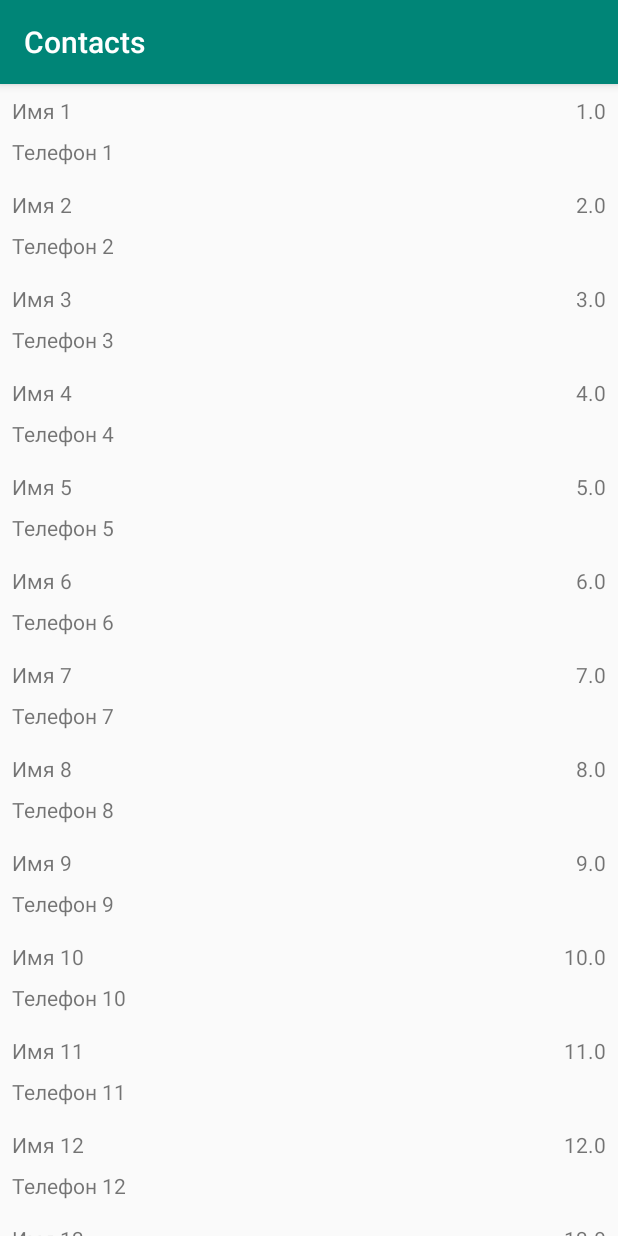
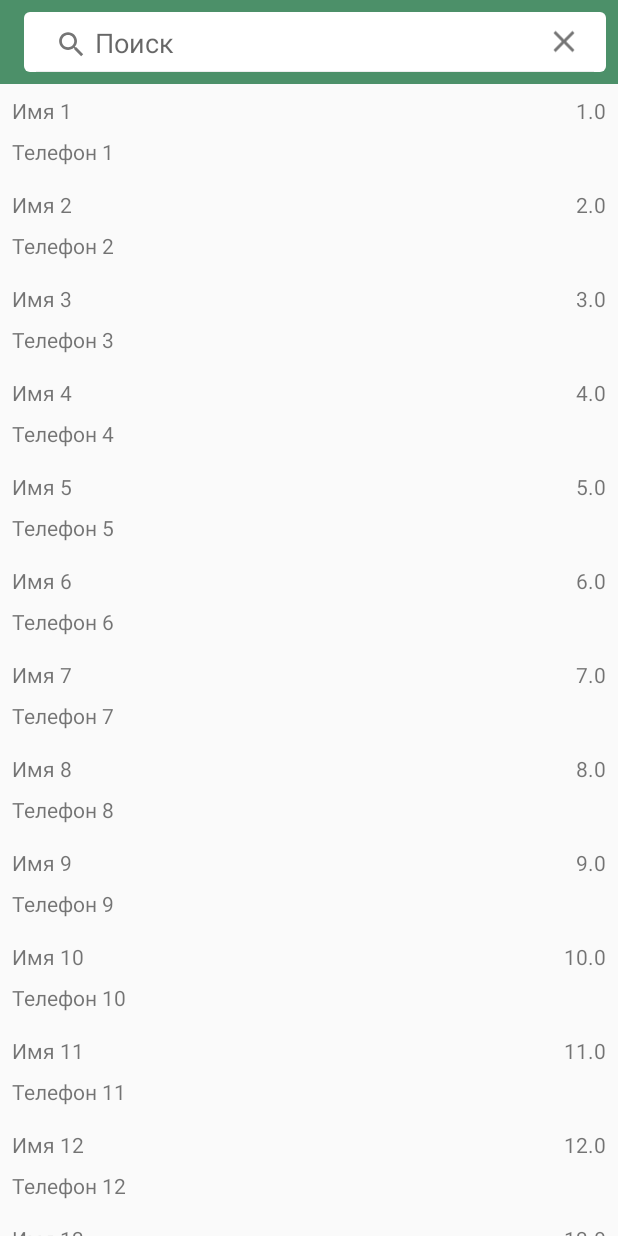
Before and after one commit to WildyDS/Contacts, an Android app: the screen it shows after launch (MainActivity), after a tap on an icon or button, on a phone screen of 412 x 824 dp. Run offline under Robolectric (Android 15) with nearby library versions, the phone set to English and light mode, and no system bars; our stand-ins replace Room's generated code, data binding; 1 other tap on this screen came first.

Commit message:
feat: строка поиска

```diff
--- a/app/src/main/AndroidManifest.xml
+++ b/app/src/main/AndroidManifest.xml
@@ -9,7 +9,9 @@
             android:roundIcon="@mipmap/ic_launcher_round"
             android:supportsRtl="true"
             android:theme="@style/AppTheme">
-        <activity android:name=".MainActivity">
+        <activity
+                android:name=".MainActivity"
+                android:theme="@style/AppTheme.NoActionBar">
             <intent-filter>
                 <action android:name="android.intent.action.MAIN"/>
 
--- a/app/src/main/java/alexander/logunov/contacts/MainActivity.kt
+++ b/app/src/main/java/alexander/logunov/contacts/MainActivity.kt
@@ -5,6 +5,7 @@ import alexander.logunov.contacts.databinding.ActivityMainBinding
 import alexander.logunov.contacts.view.ContactsFragment
 import android.os.Bundle
 import android.util.Log
+import android.view.Menu
 import androidx.appcompat.app.AppCompatActivity
 import androidx.databinding.DataBindingUtil
 
@@ -29,5 +30,4 @@ class MainActivity : AppCompatActivity(), ContactsFragment.OnListFragmentInterac
     override fun onListFragmentInteraction(contact: Contact?) {
         Log.d(TAG, contact?.toString())
     }
-
 }
--- a/app/src/main/java/alexander/logunov/contacts/view/ContactsFragment.kt
+++ b/app/src/main/java/alexander/logunov/contacts/view/ContactsFragment.kt
@@ -4,12 +4,14 @@ import alexander.logunov.contacts.adapter.ContactsRecyclerAdapter
 import alexander.logunov.contacts.data.model.Contact
 import alexander.logunov.contacts.databinding.FragmentContactsListBinding
 import alexander.logunov.contacts.view_model.ContactListModel
-import androidx.lifecycle.ViewModelProviders
 import android.content.Context
 import android.os.Bundle
+import android.util.Log
 import android.view.LayoutInflater
 import android.view.View
 import android.view.ViewGroup
+import androidx.appcompat.widget.SearchView
+import androidx.lifecycle.ViewModelProviders
 import androidx.recyclerview.widget.LinearLayoutManager
 import androidx.swiperefreshlayout.widget.SwipeRefreshLayout
 import java.util.*
@@ -22,6 +24,8 @@ import kotlin.concurrent.schedule
  * [ContactsFragment.OnListFragmentInteractionListener] interface.
  */
 class ContactsFragment : androidx.fragment.app.Fragment() {
+    private val TAG: String = "ContactsFragment"
+
     private lateinit var viewModel: ContactListModel
 
     private lateinit var contactsAdapter: ContactsRecyclerAdapter
@@ -38,6 +42,23 @@ class ContactsFragment : androidx.fragment.app.Fragment() {
     }
 
     private var listener: OnListFragmentInteractionListener? = null
+
+    private val queryChangeListener: SearchView.OnQueryTextListener = object : SearchView.OnQueryTextListener {
+        override fun onQueryTextSubmit(query: String?): Boolean {
+            if (query != null) {
+                viewModel.filterByNameOrPhone(query)
+                return true
+            }
+            return false
+        }
+        override fun onQueryTextChange(newText: String?): Boolean {
+            if (newText != null) {
+                viewModel.filterByNameOrPhone(newText)
+                return true
+            }
+            return false
+        }
+    }
 
     override fun onCreate(savedInstanceState: Bundle?) {
         super.onCreate(savedInstanceState)
@@ -66,6 +87,9 @@ class ContactsFragment : androidx.fragment.app.Fragment() {
             layoutManager = LinearLayoutManager(context)
             adapter = contactsAdapter
         }
+        with(binding!!.search) {
+            setOnQueryTextListener(queryChangeListener)
+        }
         return binding!!.root
     }
 
--- a/app/src/main/java/alexander/logunov/contacts/view_model/ContactListModel.kt
+++ b/app/src/main/java/alexander/logunov/contacts/view_model/ContactListModel.kt
@@ -7,7 +7,7 @@ import androidx.lifecycle.ViewModel
 
 class ContactListModel : ViewModel() {
 
-    private val contacts: MutableLiveData<List<Contact>?> = MutableLiveData()
+    public val contacts: MutableLiveData<List<Contact>?> = MutableLiveData()
 
     fun getContacts(): LiveData<List<Contact>?> {
         return contacts
@@ -19,9 +19,26 @@ class ContactListModel : ViewModel() {
 
     fun loadContacts() {
         // TODO: load contacts
-        val list = ArrayList<Contact>()
+        contacts.postValue(contactsList)
+    }
+
+    fun saveContacts() {
+        // TODO: save contacts
+    }
+
+    fun filterByNameOrPhone(query: String)  {
+        if (query.isEmpty()) {
+            contacts.postValue(contactsList)
+        } else {
+            contacts.postValue(contactsList.filter {
+                    contact  -> contact.name.contains(query) || contact.phone.contains(query)
+            })
+        }
+    }
+
+    init {
         for (i in 1..100) {
-            list.add(
+            contactsList.add(
                 Contact(
                     "test-id $i",
                     "Имя $i",
@@ -33,10 +50,10 @@ class ContactListModel : ViewModel() {
                 )
             )
         }
-        contacts.postValue(list)
+        loadContacts()
     }
 
-    init {
-        loadContacts()
+    public companion object {
+        val contactsList: ArrayList<Contact> = ArrayList()
     }
 }
--- /dev/null
+++ b/app/src/main/res/drawable/rounded_background.xml
@@ -0,0 +1,12 @@
+<?xml version="1.0" encoding="utf-8"?>
+<shape xmlns:android="http://schemas.android.com/apk/res/android">
+    <corners
+            android:bottomLeftRadius="4dp"
+            android:bottomRightRadius="4dp"
+            android:topLeftRadius="4dp"
+            android:topRightRadius="4dp"
+    />
+    <solid
+            android:color="@android:color/white"
+    />
+</shape>
--- a/app/src/main/res/layout/activity_main.xml
+++ b/app/src/main/res/layout/activity_main.xml
@@ -1,19 +1,11 @@
 <?xml version="1.0" encoding="utf-8"?>
-<layout>
-    <androidx.constraintlayout.widget.ConstraintLayout
-            xmlns:android="http://schemas.android.com/apk/res/android"
-            xmlns:tools="http://schemas.android.com/tools"
+<layout
+        xmlns:android="http://schemas.android.com/apk/res/android"
+        xmlns:tools="http://schemas.android.com/tools">
+    <FrameLayout
+            android:id="@+id/container"
             android:layout_width="match_parent"
             android:layout_height="match_parent"
-            tools:context=".MainActivity">
-
-        <FrameLayout
-                xmlns:android="http://schemas.android.com/apk/res/android"
-                xmlns:tools="http://schemas.android.com/tools"
-                android:id="@+id/container"
-                android:layout_width="match_parent"
-                android:layout_height="match_parent"
-                tools:context=".MainActivity"/>
-
-    </androidx.constraintlayout.widget.ConstraintLayout>
+            tools:context=".MainActivity"
+    />
 </layout>
--- a/app/src/main/res/layout/fragment_contacts_list.xml
+++ b/app/src/main/res/layout/fragment_contacts_list.xml
@@ -1,18 +1,50 @@
 <?xml version="1.0" encoding="utf-8"?>
-<layout xmlns:android="http://schemas.android.com/apk/res/android">
+<layout
+        xmlns:android="http://schemas.android.com/apk/res/android"
+        xmlns:app="http://schemas.android.com/apk/res-auto"
+        xmlns:tools="http://schemas.android.com/tools"
+        tools:context=".view.ContactsFragment">
+    <androidx.constraintlayout.widget.ConstraintLayout
+            android:layout_width="match_parent"
+            android:layout_height="match_parent">
+
+        <androidx.appcompat.widget.Toolbar
+                android:layout_width="match_parent"
+                android:layout_height="?attr/actionBarSize"
+                app:layout_constraintTop_toTopOf="parent"
+                app:layout_constraintStart_toStartOf="parent"
+                app:layout_constraintEnd_toEndOf="parent"
+                android:id="@+id/toolbar"
+                android:background="@color/colorPrimary">
+            <androidx.appcompat.widget.SearchView
+                    android:layout_width="match_parent"
+                    android:layout_height="wrap_content"
+                    app:layout_constraintTop_toTopOf="parent"
+                    app:layout_constraintStart_toStartOf="parent"
+                    app:layout_constraintEnd_toEndOf="parent"
+                    android:id="@+id/search"
+                    android:layout_margin="8dp"
+                    android:background="@drawable/rounded_background"
+                    app:queryHint="@string/search"
+            />
+        </androidx.appcompat.widget.Toolbar>
+
         <androidx.swiperefreshlayout.widget.SwipeRefreshLayout
-            android:layout_width="match_parent"
-            android:layout_height="match_parent"
+                android:layout_width="0dp"
+                android:layout_height="0dp"
+                app:layout_constraintTop_toBottomOf="@+id/toolbar"
+                app:layout_constraintStart_toStartOf="parent"
+                app:layout_constraintEnd_toEndOf="parent"
+                app:layout_constraintBottom_toBottomOf="parent"
                 android:id="@+id/swipe_refresh">
             <androidx.recyclerview.widget.RecyclerView
-                xmlns:tools="http://schemas.android.com/tools"
                     android:id="@+id/recycler"
                     android:name="alexander.logunov.contacts.ui.main.ContactsFragment"
                     android:layout_width="match_parent"
                     android:layout_height="match_parent"
-                android:layout_marginLeft="16dp"
-                android:layout_marginRight="16dp"
-                tools:context=".view.ContactsFragment"
                     tools:listitem="@layout/contact" />
         </androidx.swiperefreshlayout.widget.SwipeRefreshLayout>
+
+    </androidx.constraintlayout.widget.ConstraintLayout>
+
 </layout>
--- a/app/src/main/res/values/colors.xml
+++ b/app/src/main/res/values/colors.xml
@@ -1,6 +1,9 @@
 <?xml version="1.0" encoding="utf-8"?>
 <resources>
-    <color name="colorPrimary">#008577</color>
-    <color name="colorPrimaryDark">#00574B</color>
-    <color name="colorAccent">#D81B60</color>
+    <color name="colorPrimary">#4c9069</color>
+    <color name="colorPrimaryDark">#3d7254</color>
+    <color name="colorAccent">#4d8f69</color>
+    <color name="colorBlack">#e5000000</color>
+    <color name="colorGray">#8a000000</color>
+    <color name="colorBlue">#269df7</color>
 </resources>
--- a/app/src/main/res/values/strings.xml
+++ b/app/src/main/res/values/strings.xml
@@ -1,7 +1,8 @@
 <resources>
     <string name="app_name">Contacts</string>
-    <string name="contacts">Contacts</string>
-    <string name="name">Name</string>
-    <string name="phone">Phone</string>
-    <string name="height">Height</string>
+    <string name="contacts">Контакты</string>
+    <string name="name">Имя</string>
+    <string name="phone">Телефон</string>
+    <string name="height">Рост</string>
+    <string name="search">Поиск</string>
 </resources>
--- a/app/src/main/res/values/styles.xml
+++ b/app/src/main/res/values/styles.xml
@@ -6,6 +6,14 @@
         <item name="colorPrimary">@color/colorPrimary</item>
         <item name="colorPrimaryDark">@color/colorPrimaryDark</item>
         <item name="colorAccent">@color/colorAccent</item>
+        <item name="android:textColorPrimary">@color/colorBlack</item>
+        <item name="android:textColorSecondary">@color/colorGray</item>
+        <item name="android:textColorLink">@color/colorBlue</item>
+    </style>
+
+    <style name = "AppTheme.NoActionBar" parent = "@style/AppTheme">
+        <item name="windowActionBar">false</item>
+        <item name="windowNoTitle">true</item>
     </style>
 
 </resources>
```
Lines whose indentation alone changed are shown as unchanged.
